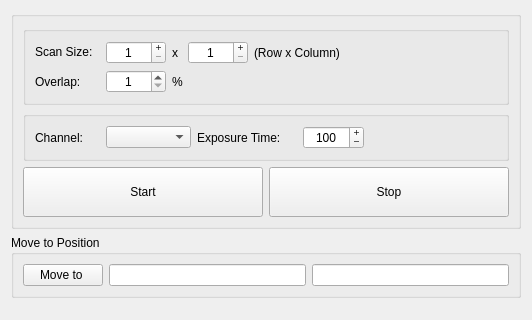
Qt form micromanager_gui/_ui/explore_sample.ui (pymmcore-plus/napari-micromanager) before a commit; both pictures show x 0 to 532 and y 0 to 320 of the 532 by 795 pixel window.
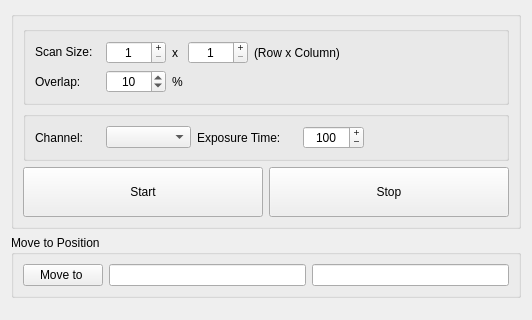
The same form after that commit.

Diff of the .ui file:
```diff
--- a/micromanager_gui/_ui/explore_sample.ui
+++ b/micromanager_gui/_ui/explore_sample.ui
@@ -278,10 +278,13 @@
               <set>Qt::AlignCenter</set>
              </property>
              <property name="minimum">
-              <number>1</number>
+              <number>0</number>
+             </property>
+             <property name="maximum">
+              <number>100</number>
              </property>
              <property name="value">
-              <number>1</number>
+              <number>10</number>
              </property>
             </widget>
            </item>
```
